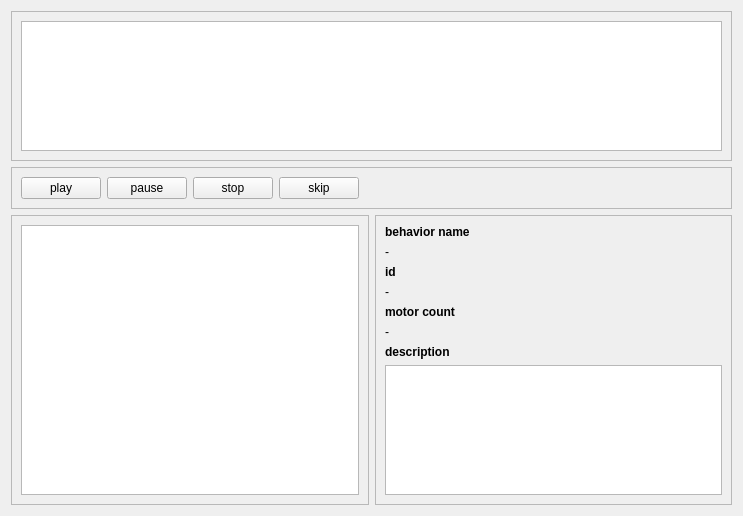
letrend/roboy_control, file src/roboy_control/src/view/PlayerView/PlayerView.ui: the form before one commit.
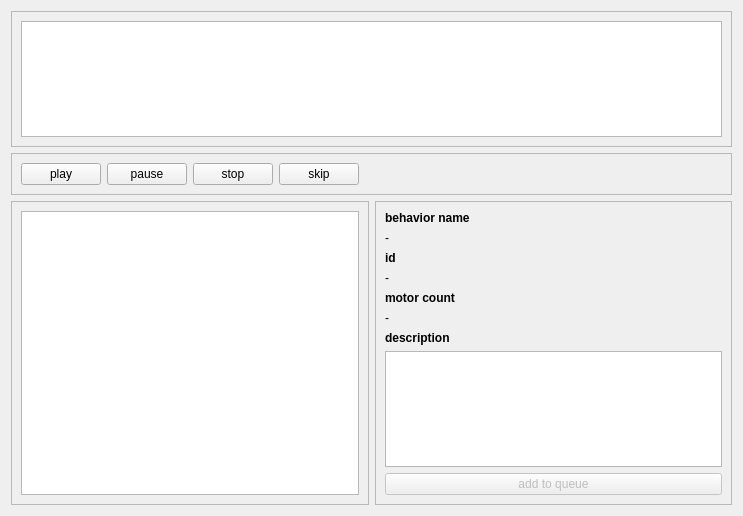
The form after the commit.

Commit message: you can now add behaviors to a queue and remove them again from the GUI using contextmenus

The edit to the form file:
```diff
--- a/src/roboy_control/src/view/PlayerView/PlayerView.ui
+++ b/src/roboy_control/src/view/PlayerView/PlayerView.ui
@@ -24,22 +24,13 @@
      </property>
      <layout class="QVBoxLayout" name="verticalLayout_4">
       <item>
-       <widget class="QListWidget" name="behaviorQueueListWidget">
-        <property name="dragEnabled">
-         <bool>false</bool>
-        </property>
-        <property name="dragDropOverwriteMode">
-         <bool>true</bool>
-        </property>
-        <property name="dragDropMode">
-         <enum>QAbstractItemView::DropOnly</enum>
+       <widget class="QListView" name="behaviorQueueListView">
+        <property name="contextMenuPolicy">
+         <enum>Qt::CustomContextMenu</enum>
         </property>
         <property name="flow">
          <enum>QListView::LeftToRight</enum>
         </property>
-        <property name="currentRow">
-         <number>-1</number>
-        </property>
        </widget>
       </item>
      </layout>
@@ -123,15 +114,9 @@
         </property>
         <layout class="QVBoxLayout" name="verticalLayout_3">
          <item>
-          <widget class="QListWidget" name="behaviorListWidget">
-           <property name="dragEnabled">
-            <bool>true</bool>
-           </property>
-           <property name="flow">
-            <enum>QListView::TopToBottom</enum>
-           </property>
-           <property name="currentRow">
-            <number>-1</number>
+          <widget class="QListView" name="behaviorListView">
+           <property name="contextMenuPolicy">
+            <enum>Qt::CustomContextMenu</enum>
            </property>
           </widget>
          </item>
@@ -223,6 +208,16 @@
          <item>
           <widget class="QTextBrowser" name="descriptionValueLabel"/>
          </item>
+         <item>
+          <widget class="QPushButton" name="addToQueueButton">
+           <property name="enabled">
+            <bool>false</bool>
+           </property>
+           <property name="text">
+            <string>add to queue</string>
+           </property>
+          </widget>
+         </item>
         </layout>
        </widget>
       </item>
```
The commit also changes 7 other files.
